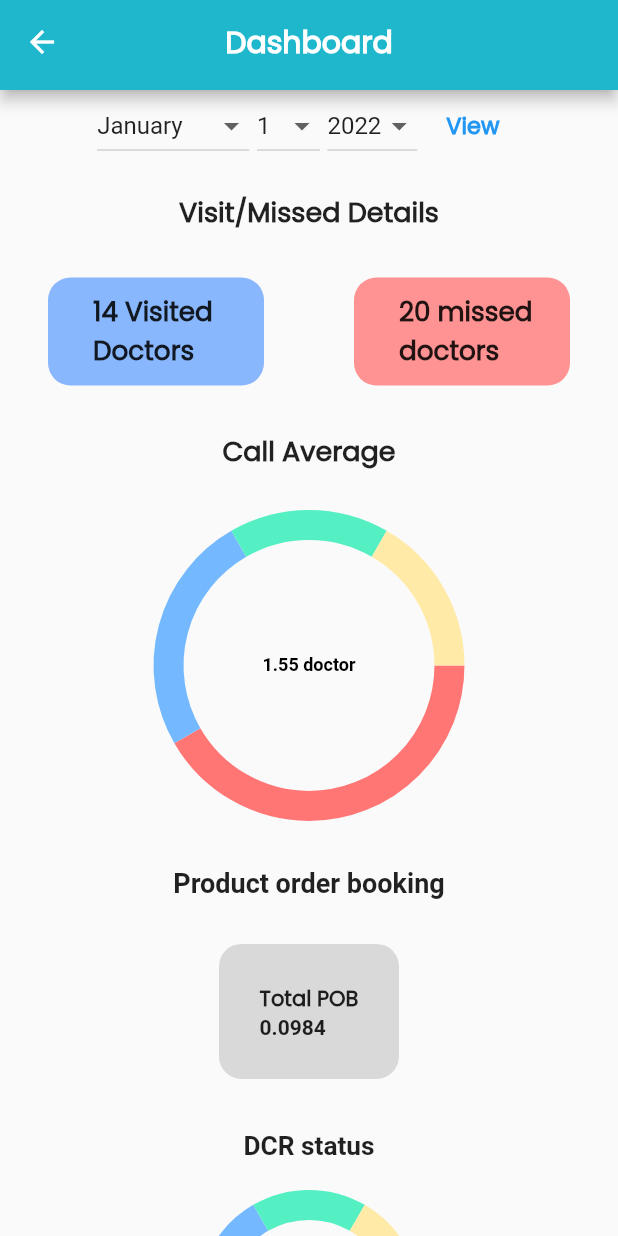
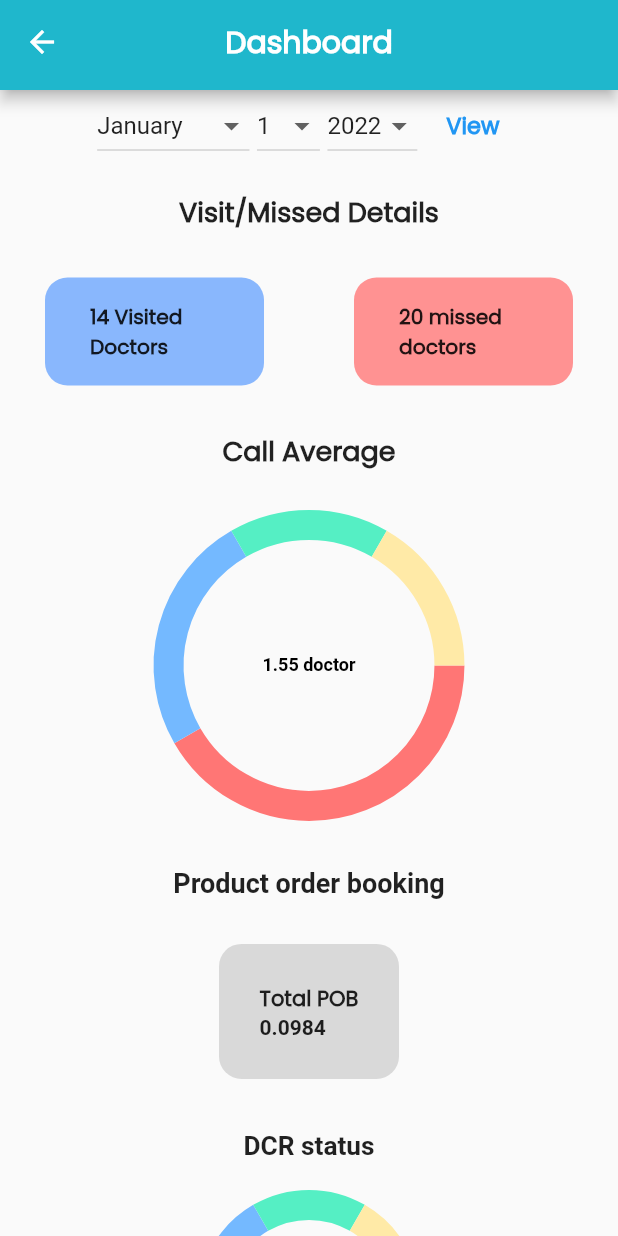
Before and after one commit to UzairZQ/MicroSync, a Flutter app: the Dashboard screen opened by its route, on a phone screen of 412 x 824 dp. Run offline on Flutter 3.47's test engine with Material 2 defaults, Android fonts, the light colour scheme and no system bars; drawn by our look-alikes of pie_chart; our stand-ins replace cloud_firestore, connectivity_plus, firebase_auth, firebase_core, geolocator, google_maps_flutter and 6 more; missing offline and left inert: geolocator_android, workmanager; accounts and stored records are empty.

Commit message:
did some debugging before FYP presentation

```diff
--- a/lib/View/LoginPage/login_page.dart
+++ b/lib/View/LoginPage/login_page.dart
@@ -133,6 +133,9 @@ class LoginPageState extends State<LoginPage> {
               TextButton(
                 onPressed: () {
                   showModalBottomSheet(
+                      isScrollControlled: true,
+                      constraints:
+                          BoxConstraints.loose(const Size.fromHeight(500)),
                       context: context,
                       builder: (context) {
                         return Scaffold(
@@ -146,7 +149,7 @@ class LoginPageState extends State<LoginPage> {
                                   style: TextStyle(
                                       fontFamily: 'Poppins',
                                       fontWeight: FontWeight.w600,
-                                      fontSize: 18.0),
+                                      fontSize: 14.0),
                                 ),
                                 const SizedBox(
                                   height: 15.0,
--- a/lib/View/adminScreens/admin_panel/admin_panel.dart
+++ b/lib/View/adminScreens/admin_panel/admin_panel.dart
@@ -73,13 +73,12 @@ class AdminPanel extends StatelessWidget {
                     container2Clr: Colors.purple[100]!,
                     container1Icon: Icons.assignment_ind_outlined,
                     container2Icon: Icons.add_chart_outlined,
-                    container1Text:
-                        'Show Assigned Areas & Products to Employees',
+                    container1Text: 'Show Assigned Areas/Products to Employees',
                     container2Text: 'Monthly Targets',
                     container1Tap: () {
                       Navigator.push(context,
                           MaterialPageRoute(builder: (context) {
-                        return const  ShowAssignedAreasProducts();
+                        return const ShowAssignedAreasProducts();
                       }));
                     },
                     container2Tap: () {})
--- a/lib/View/adminScreens/admin_panel/areas_page.dart
+++ b/lib/View/adminScreens/admin_panel/areas_page.dart
@@ -31,6 +31,8 @@ class _AreasState extends State<Areas> {
         icon: const Icon(Icons.add),
         onPressed: () {
           showModalBottomSheet(
+            isScrollControlled: true,
+            constraints: BoxConstraints.loose(const Size.fromHeight(550)),
             context: context,
             builder: (context) {
               return Padding(
@@ -94,8 +96,6 @@ class _AreasState extends State<Areas> {
                             );
                             areaCodeController.clear();
                             areaNameController.clear();
-                            areaCodeController.dispose();
-                            areaCodeController.dispose();
                             areasProvider.fetchAreas();
                           }
                         },
--- a/lib/View/userScreens/User Profile Page/user_profile_page.dart
+++ b/lib/View/userScreens/User Profile Page/user_profile_page.dart
@@ -15,6 +15,7 @@ class UserProfilePage extends StatefulWidget {
 
 class UserProfilePageState extends State<UserProfilePage> {
   final TextEditingController _nameEditingController = TextEditingController();
+  TextEditingController emailEditingController = TextEditingController();
 
   @override
   void dispose() {
@@ -78,10 +79,10 @@ class UserProfilePageState extends State<UserProfilePage> {
       floatingActionButton: FloatingActionButton.extended(
         onPressed: () {
           showModalBottomSheet(
+            isScrollControlled: true,
+            constraints: BoxConstraints.loose(const Size.fromHeight(600)),
             context: context,
             builder: (BuildContext context) {
-              TextEditingController emailEditingController =
-                  TextEditingController();
               return Padding(
                 padding: const EdgeInsets.all(16.0),
                 child: Column(
--- a/lib/View/userScreens/user_dashboard.dart
+++ b/lib/View/userScreens/user_dashboard.dart
@@ -174,7 +174,8 @@ class _DashboardState extends State<Dashboard> {
               Row(
                 mainAxisAlignment: MainAxisAlignment.center,
                 children: [
-                  Container(
+                  Expanded(
+                    child: Container(
                       padding: const EdgeInsets.only(left: 30.0, right: 15.0),
                       margin: const EdgeInsets.symmetric(
                           horizontal: 30.0, vertical: 10.0),
@@ -186,12 +187,14 @@ class _DashboardState extends State<Dashboard> {
                       ),
                       child: Center(
                           child: MyTextwidget(
-                      fontSize: 17.5,
+                        fontSize: 13.5,
                         text: '14 Visited Doctors',
                         fontWeight: FontWeight.bold,
                       )),
                     ),
-                  Container(
+                  ),
+                  Expanded(
+                    child: Container(
                       padding: const EdgeInsets.only(left: 30.0, right: 15.0),
                       margin: const EdgeInsets.symmetric(
                           horizontal: 30.0, vertical: 10.0),
@@ -204,8 +207,9 @@ class _DashboardState extends State<Dashboard> {
                       child: Center(
                         child: MyTextwidget(
                           text: '20 missed doctors',
-                        fontSize: 17.5,
+                          fontSize: 13.5,
                           fontWeight: FontWeight.bold,
+                        ),
                       ),
                     ),
                   ),
@@ -317,74 +321,74 @@ class _DashboardState extends State<Dashboard> {
                   fontFamily: 'Poppins',
                 ),
               ),
-              Row(
-                mainAxisAlignment: MainAxisAlignment.center,
-                crossAxisAlignment: CrossAxisAlignment.start,
-                children: [
-                  Container(
-                      padding: const EdgeInsets.all(20),
-                      margin: const EdgeInsets.all(15),
-                      height: 90,
-                      width: 122.0,
-                      decoration: BoxDecoration(
-                        color: const Color(0xFFD9D9D9),
-                        borderRadius: BorderRadius.circular(15.0),
-                      ),
-                      child: const Row(
-                        crossAxisAlignment: CrossAxisAlignment.start,
-                        mainAxisAlignment: MainAxisAlignment.center,
-                        children: [
-                          Column(
-                            crossAxisAlignment: CrossAxisAlignment.start,
-                            mainAxisAlignment: MainAxisAlignment.center,
-                            children: [
-                              Icon(
-                                Icons.check_circle_outline,
-                                size: 25,
-                                color: Color(0xFF333333),
-                              ),
-                              Text(
-                                'Submitted',
-                                style: TextStyle(
-                                    fontWeight: FontWeight.bold,
-                                    fontSize: 17.5),
-                              ),
-                            ],
-                          ),
-                          // Additional widgets in the row, if needed
-                        ],
-                      )),
-                  const SizedBox(width: 40),
-                  Container(
-                    margin: const EdgeInsets.all(15),
-                    height: 90,
-                    width: 122.0,
-                    decoration: BoxDecoration(
-                      color: const Color(0xFFD9D9D9),
-                      borderRadius: BorderRadius.circular(15.0),
-                    ),
-                    child: const Row(
-                      crossAxisAlignment: CrossAxisAlignment.start,
-                      mainAxisAlignment: MainAxisAlignment.center,
-                      children: [
-                        Column(
-                          crossAxisAlignment: CrossAxisAlignment.start,
-                          mainAxisAlignment: MainAxisAlignment.center,
-                          children: [
-                            Icon(Icons.check_circle_outline),
-                            Text(
-                              'Approved',
-                              style: TextStyle(
-                                  fontWeight: FontWeight.bold, fontSize: 17.5),
-                            ),
-                          ],
-                        ),
-                        // Additional widgets in the row, if needed
-                      ],
-                    ),
-                  ),
-                ],
-              )
+              // Row(
+              //   mainAxisAlignment: MainAxisAlignment.center,
+              //   crossAxisAlignment: CrossAxisAlignment.start,
+              //   children: [
+              //     Container(
+              //         padding: const EdgeInsets.all(20),
+              //         margin: const EdgeInsets.all(15),
+              //         height: 90,
+              //         width: 122.0,
+              //         decoration: BoxDecoration(
+              //           color: const Color(0xFFD9D9D9),
+              //           borderRadius: BorderRadius.circular(15.0),
+              //         ),
+              //         child: const Row(
+              //           crossAxisAlignment: CrossAxisAlignment.start,
+              //           mainAxisAlignment: MainAxisAlignment.center,
+              //           children: [
+              //             Column(
+              //               crossAxisAlignment: CrossAxisAlignment.start,
+              //               mainAxisAlignment: MainAxisAlignment.center,
+              //               children: [
+              //                 Icon(
+              //                   Icons.check_circle_outline,
+              //                   size: 25,
+              //                   color: Color(0xFF333333),
+              //                 ),
+              //                 Text(
+              //                   'Submitted',
+              //                   style: TextStyle(
+              //                       fontWeight: FontWeight.bold,
+              //                       fontSize: 17.5),
+              //                 ),
+              //               ],
+              //             ),
+              //             // Additional widgets in the row, if needed
+              //           ],
+              //         )),
+              //     const SizedBox(width: 40),
+              //     Container(
+              //       margin: const EdgeInsets.all(15),
+              //       height: 90,
+              //       width: 122.0,
+              //       decoration: BoxDecoration(
+              //         color: const Color(0xFFD9D9D9),
+              //         borderRadius: BorderRadius.circular(15.0),
+              //       ),
+              //       child: const Row(
+              //         crossAxisAlignment: CrossAxisAlignment.start,
+              //         mainAxisAlignment: MainAxisAlignment.center,
+              //         children: [
+              //           Column(
+              //             crossAxisAlignment: CrossAxisAlignment.start,
+              //             mainAxisAlignment: MainAxisAlignment.center,
+              //             children: [
+              //               Icon(Icons.check_circle_outline),
+              //               Text(
+              //                 'Approved',
+              //                 style: TextStyle(
+              //                     fontWeight: FontWeight.bold, fontSize: 17.5),
+              //               ),
+              //             ],
+              //           ),
+              //           // Additional widgets in the row, if needed
+              //         ],
+              //       ),
+              //     ),
+              //   ],
+              // )
             ],
           ),
         ),
--- a/lib/viewModel/area_provider.dart
+++ b/lib/viewModel/area_provider.dart
@@ -1,6 +1,9 @@
 import 'package:flutter/material.dart';
 import 'package:cloud_firestore/cloud_firestore.dart';
 import 'package:micro_pharma/models/area_model.dart';
+
+AreaProvider areaProvider = AreaProvider();
+
 
 class AreaProvider with ChangeNotifier {
   List<AreaModel> _areas = [];
```
Also changed, not shown: lib/View/adminScreens/add_employees.dart (+7 -3 lines), lib/View/adminScreens/admin_panel/doctors_page.dart (+6 -8 lines), lib/View/adminScreens/admin_panel/products_page.dart (+11 -13 lines), lib/View/adminScreens/admin_settings.dart (+5 -4 lines), lib/View/adminScreens/location_screen.dart (+6 -4 lines), lib/View/adminScreens/submitted_orders.dart (+11 -12 lines), lib/View/userScreens/User Home Page/home_page.dart (+8 -4 lines). Lines whose indentation alone changed are shown as unchanged.
